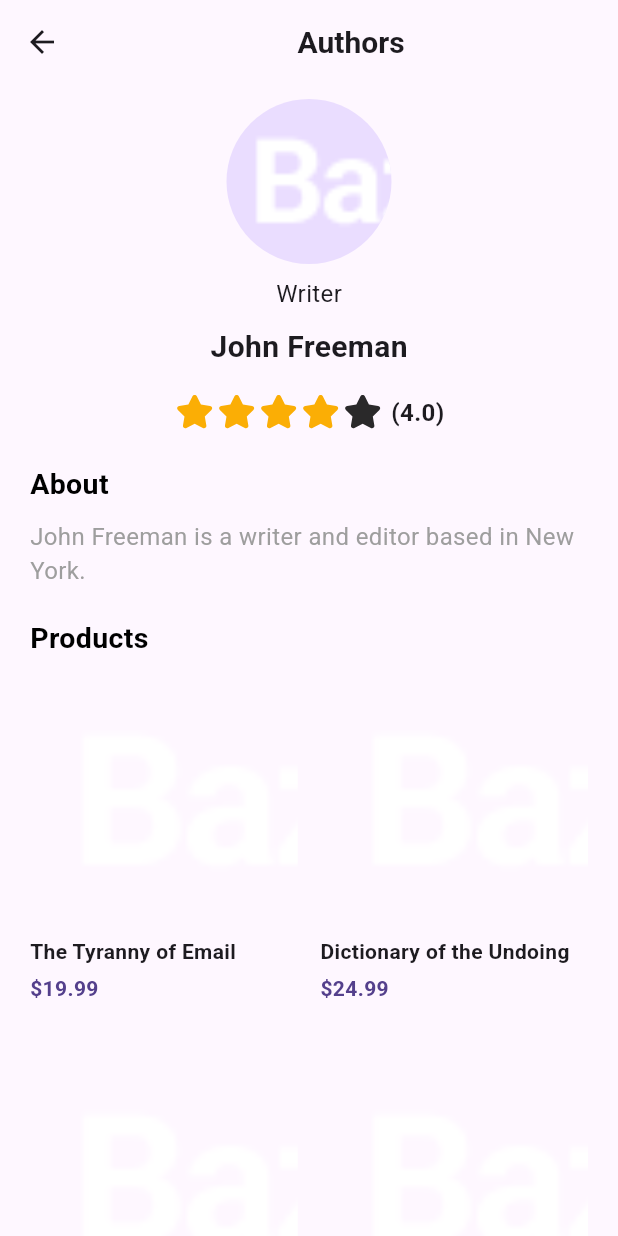
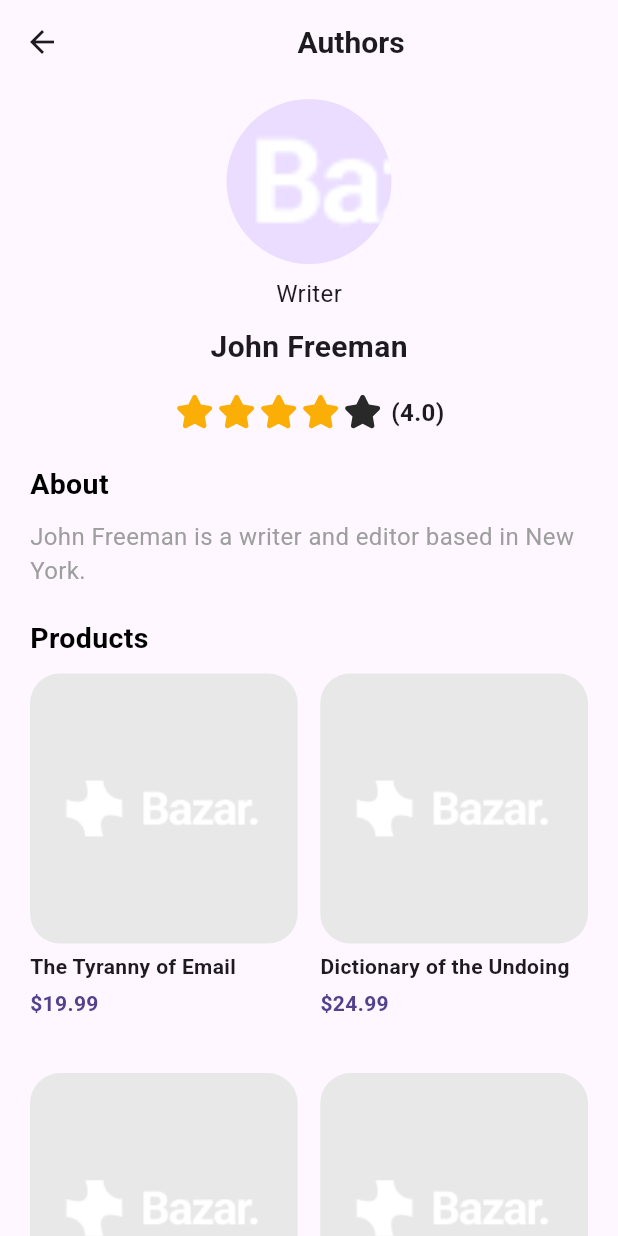
Before and after one commit to HadeerAbdelnasser204/Bazar_app, a Flutter app: the AuthorDetails screen opened directly with sample values from the repository, on a phone screen of 412 x 824 dp. Run offline on Flutter 3.47's test engine with Material 3 defaults, Android fonts, the phone set to English and light mode, and no system bars; our stand-ins replace flutter_svg, go_router, sizer.

Commit message:
update author details screen

```diff
--- a/bazzar_app/lib/features/Authors/presentation/screens/author_details.dart
+++ b/bazzar_app/lib/features/Authors/presentation/screens/author_details.dart
@@ -107,7 +107,7 @@ class AuthorDetails extends StatelessWidget {
                 crossAxisCount: 2,
                 crossAxisSpacing: 15,
                 mainAxisSpacing: 15,
-                childAspectRatio: 0.75,
+                childAspectRatio: 0.71,
               ),
               shrinkWrap: true,
               physics: NeverScrollableScrollPhysics(),
@@ -115,13 +115,23 @@ class AuthorDetails extends StatelessWidget {
                 return Column(
                   crossAxisAlignment: CrossAxisAlignment.start,
                   children: [
-                    ClipRRect(
-                      borderRadius: BorderRadius.all(Radius.circular(10)),
-                      child: Image.asset(
-                        author.products[index].image,
-                        height: 170,
-                        width: double.infinity,
-                        fit: BoxFit.cover,
+                    Container(
+                      width: 180,
+                      height: 180,
+                      decoration: BoxDecoration(
+                        color: AppColors.grey200,
+                        borderRadius: BorderRadius.circular(20),
+                      ),
+
+                      child: ClipRRect(
+                        borderRadius: BorderRadius.circular(20),
+                        child: Padding(
+                          padding: const EdgeInsets.all(12),
+                          child: Image.asset(
+                            author.products[index].image,
+                            fit: BoxFit.contain,
+                          ),
+                        ),
                       ),
                     ),
                     Padding(
```
